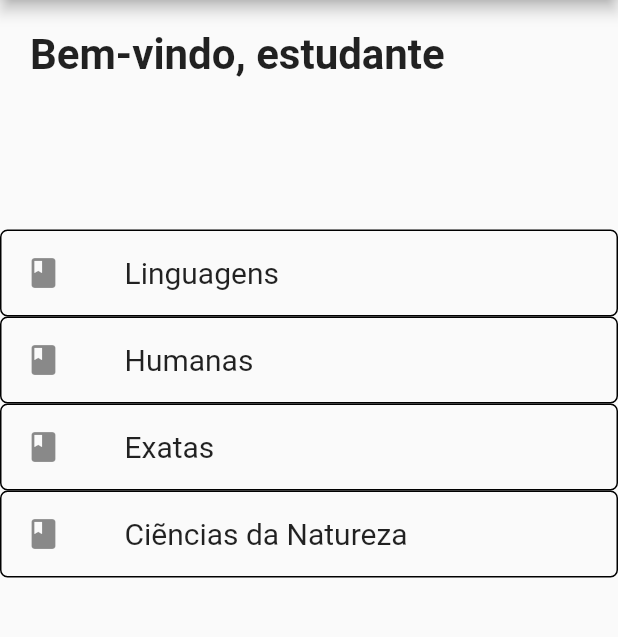
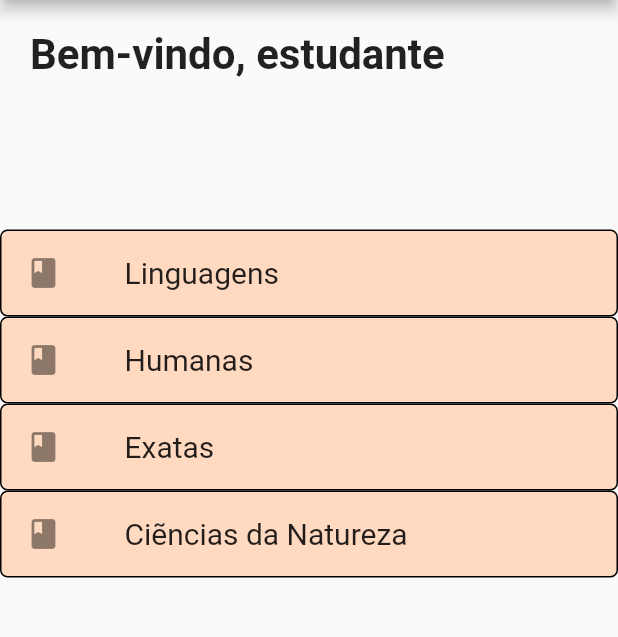
Before and after one commit to Maahrcy/study_app, a Flutter app: the HomeBody screen opened directly, on a phone screen of 412 x 824 dp, the part 84-721 px from its top. Run offline on Flutter 3.47's test engine with Material 2 defaults, Android fonts, the phone set to English and light mode, and no system bars; missing offline and left inert: dart:html, versao1.

Commit message:
Update home_body.dart

```diff
--- a/lib/home_body.dart
+++ b/lib/home_body.dart
@@ -1,7 +1,6 @@
 import 'dart:html';
 
 import 'package:flutter/material.dart';
-import 'package:versao1/discipline.dart';
 
 class HomeBody extends StatefulWidget {
   const HomeBody({Key? key}) : super(key: key);
@@ -100,6 +99,7 @@ class _HomeBodyState extends State<HomeBody> {
               ),
               SizedBox(height: 100,),
               ListTile(
+                tileColor: Color(0xFFFFD9C0),
                 shape: RoundedRectangleBorder(
                   side: BorderSide(color: Colors.black, width: 1),
                   borderRadius: BorderRadius.circular(5),
@@ -116,7 +116,6 @@ class _HomeBodyState extends State<HomeBody> {
                             Text('Linguagens', style: TextStyle(
                               fontSize: 20,
                             ),),
-                            SizedBox(width: 140,),
                           ],
                         ),
                       ),
@@ -125,6 +124,7 @@ class _HomeBodyState extends State<HomeBody> {
                 ),
               ),
               ListTile(
+                tileColor: Color(0xFFFFD9C0),
                 leading: Icon(Icons.book),
                 shape: RoundedRectangleBorder(
                   side: BorderSide(color: Colors.black, width: 1),
@@ -141,7 +141,6 @@ class _HomeBodyState extends State<HomeBody> {
                             Text('Humanas', style: TextStyle(
                               fontSize: 20,
                             ),),
-                            SizedBox(width: 155,),
                           ],
                         ),
                       ),
@@ -150,6 +149,7 @@ class _HomeBodyState extends State<HomeBody> {
                 ),
               ),
               ListTile(
+                tileColor: Color(0xFFFFD9C0),
                 leading: Icon(Icons.book),
                 shape: RoundedRectangleBorder(
                   side: BorderSide(color: Colors.black, width: 1),
@@ -166,7 +166,6 @@ class _HomeBodyState extends State<HomeBody> {
                             Text('Exatas', style: TextStyle(
                               fontSize: 20,
                             ),),
-                            SizedBox(width: 180,),
                           ],
                         ),
                       ),
@@ -175,6 +174,7 @@ class _HomeBodyState extends State<HomeBody> {
                 ),
               ),
               ListTile(
+                tileColor: Color(0xFFFFD9C0),
                 leading: Icon(Icons.book),
                 shape: RoundedRectangleBorder(
                   side: BorderSide(color: Colors.black, width: 1),
@@ -191,7 +191,6 @@ class _HomeBodyState extends State<HomeBody> {
                             Text('Ciẽncias da Natureza', style: TextStyle(
                               fontSize: 20,
                             ),),
-                            SizedBox(width: 50,),
                           ],
                         ),
                       ),
```
